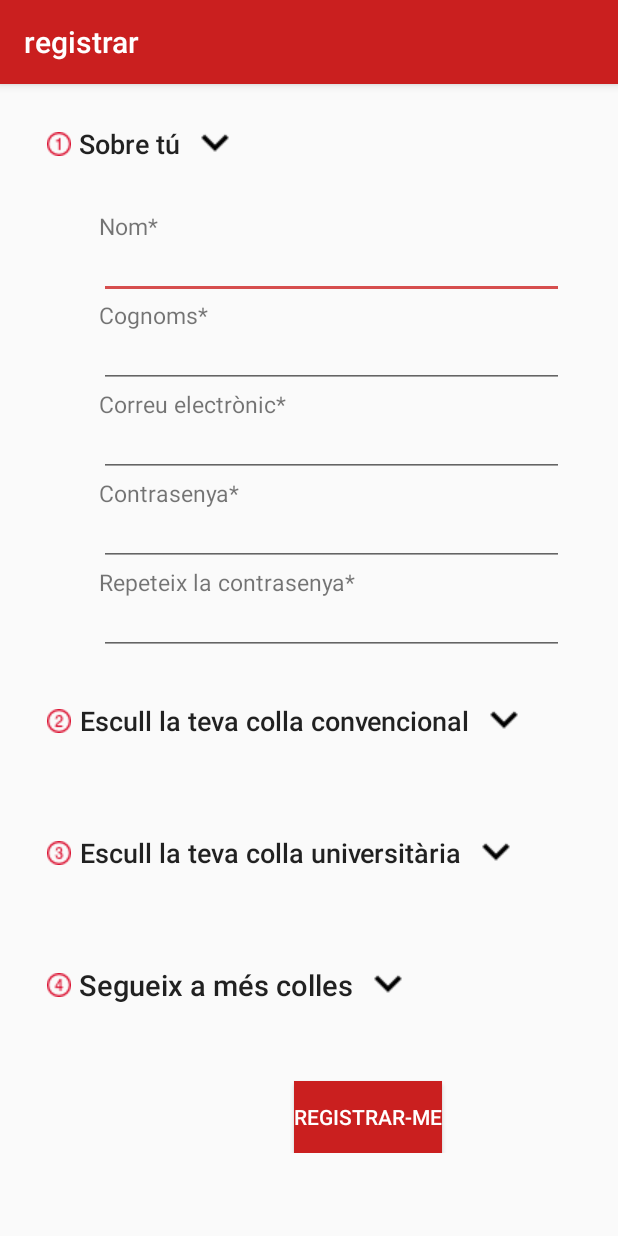
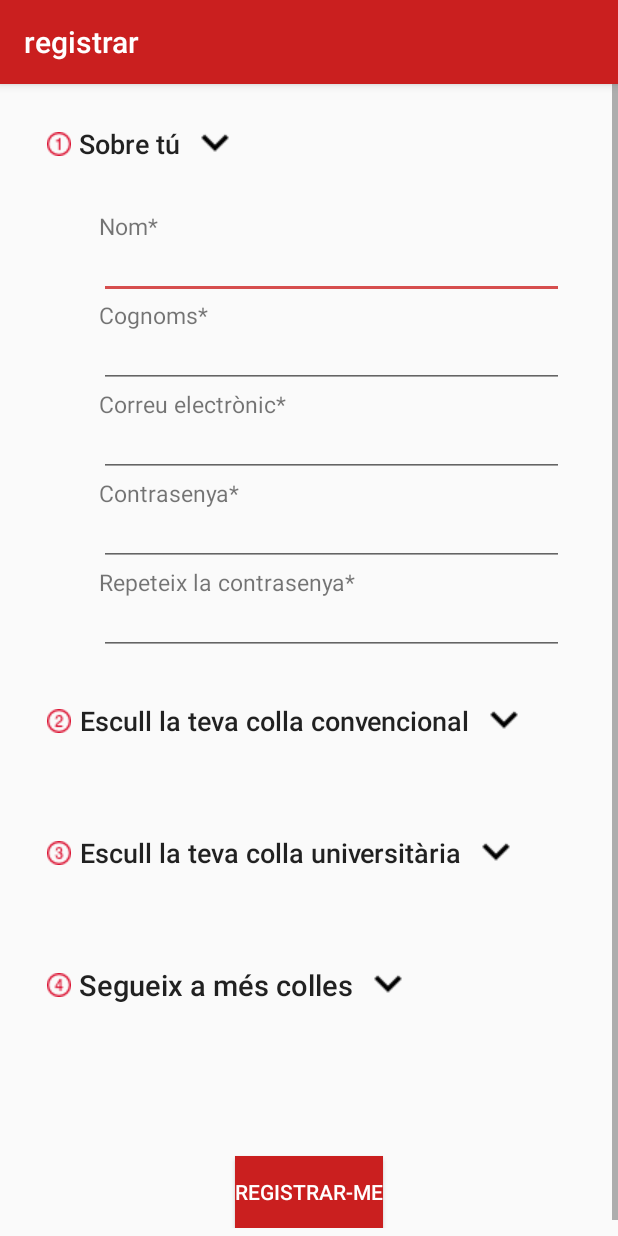
Before and after one commit to carlos2380/Enfaixapp, an Android app: the RegistrarCollaConv screen opened directly, with no data from a screen before it, on a phone screen of 412 x 824 dp. Run offline under Robolectric (Android 15) with nearby library versions, the phone set to English and light mode, and no system bars.

Commit message:
arreglat disseny botó registrat

```diff
--- a/front-end/app/src/main/res/layout/registre_escollir_collaconv.xml
+++ b/front-end/app/src/main/res/layout/registre_escollir_collaconv.xml
@@ -250,7 +250,8 @@
         android:layout_height="wrap_content"
         android:id="@+id/reg"
         android:text="Registrar-me"
-        android:layout_marginLeft="180dp"
+        android:layout_marginTop="50dp"
+        android:layout_gravity="center"
         android:textColor="#FFF"
         android:background="@color/colorPrimary"
         />
```
